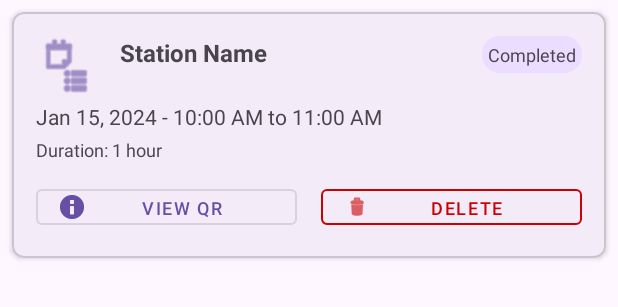
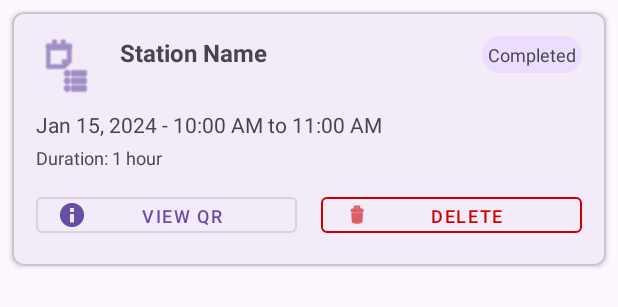
Before and after one commit to IT22194930/NexCharge---EV-Charging-Station-Booking-System, an Android app: the layout item_booking.xml on its own in the app's theme, with its tools: preview values and no code run, on a phone screen of 412 x 824 dp. Shown: the top 307 px of the screen. Run offline under Robolectric (Android 15) with nearby library versions, the phone set to English and light mode, and no system bars.

Commit message:
Update item_booking.xml

```diff
--- a/EVChargingApp/app/src/main/res/layout/item_booking.xml
+++ b/EVChargingApp/app/src/main/res/layout/item_booking.xml
@@ -60,13 +60,13 @@
             android:id="@+id/textViewDateTime"
             android:layout_width="0dp"
             android:layout_height="wrap_content"
+            android:layout_marginTop="8dp"
             android:text="Jan 15, 2024 - 10:00 AM to 11:00 AM"
+            android:textColor="?attr/colorOnSurfaceVariant"
             android:textSize="14sp"
-            android:textColor="?attr/colorOnSurfaceVariant"
-            android:layout_marginTop="4dp"
-            app:layout_constraintTop_toBottomOf="@id/imageViewBookingIcon"
+            app:layout_constraintEnd_toEndOf="parent"
             app:layout_constraintStart_toStartOf="parent"
-            app:layout_constraintEnd_toEndOf="parent" />
+            app:layout_constraintTop_toBottomOf="@+id/textViewCustomerName" />
 
         <TextView
             android:id="@+id/textViewDuration"
```
